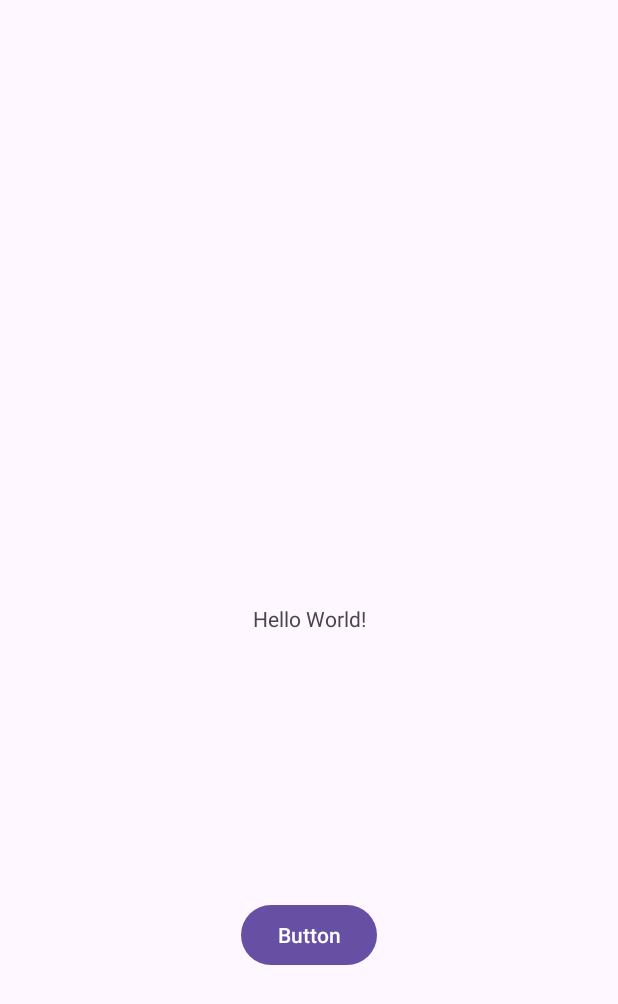
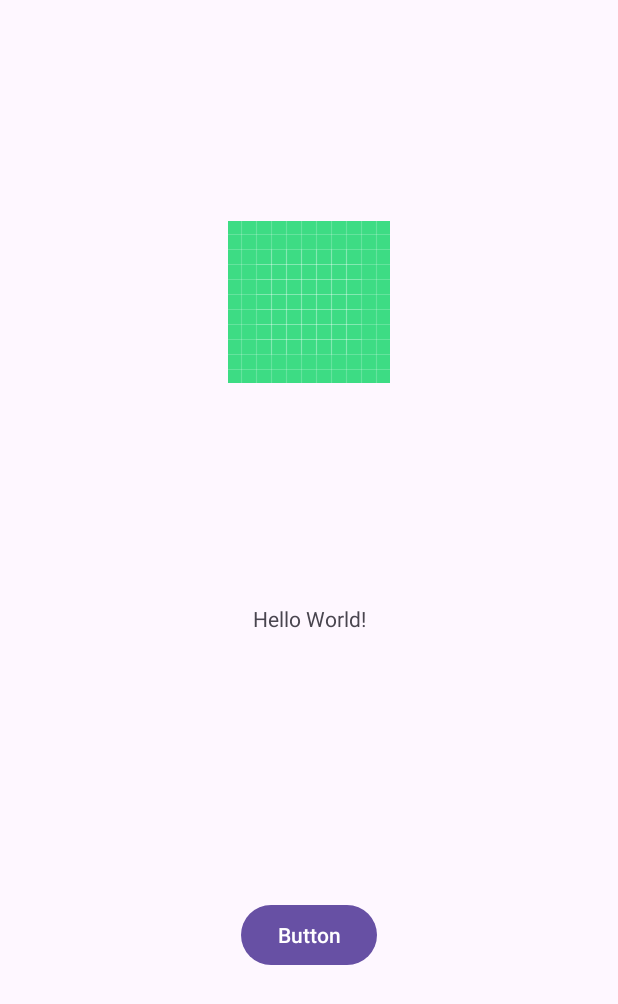
Before and after one commit to sanju7389/demo, an Android app: the screen it shows after launch (MainActivity), on a phone screen of 412 x 824 dp. Shown: the top 1004 px of the screen. Run offline under Robolectric (Android 15) with nearby library versions, the phone set to English and light mode, and no system bars.

Commit message:
sunju change hjj

```diff
--- /dev/null
+++ b/app/src/main/java/com/example/myapplication/jh.java
@@ -0,0 +1,4 @@
+package com.example.myapplication;
+
+public class jh {
+}
--- a/app/src/main/res/layout/activity_main.xml
+++ b/app/src/main/res/layout/activity_main.xml
@@ -26,4 +26,14 @@
         app:layout_constraintStart_toStartOf="parent"
         app:layout_constraintTop_toBottomOf="@+id/textView" />
 
+    <ImageView
+        android:id="@+id/imageView"
+        android:layout_width="wrap_content"
+        android:layout_height="wrap_content"
+        app:layout_constraintBottom_toTopOf="@+id/textView"
+        app:layout_constraintEnd_toEndOf="parent"
+        app:layout_constraintStart_toStartOf="parent"
+        app:layout_constraintTop_toTopOf="parent"
+        app:srcCompat="@drawable/ic_launcher_background" />
+
 </androidx.constraintlayout.widget.ConstraintLayout>
```
